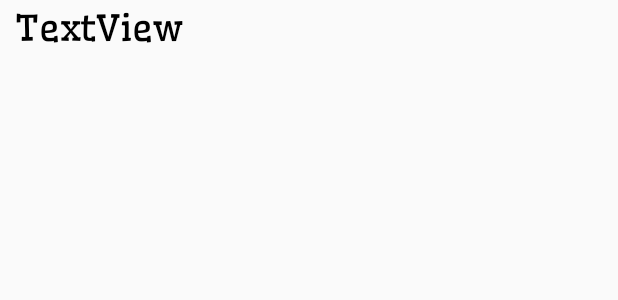
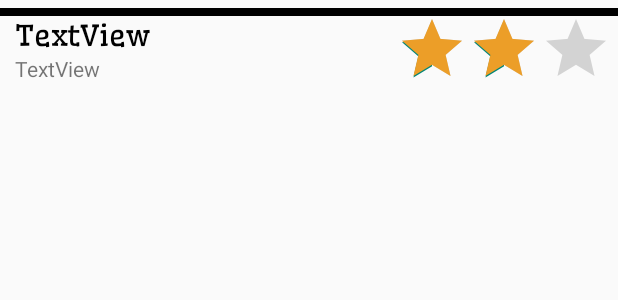
Before and after one commit to ClashStat/stats_for_clash_of_clans, an Android app: the layout fragment_achievement.xml on its own in the app's theme, with its tools: preview values and no code run, on a phone screen of 412 x 824 dp. Shown: the top 300 px of the screen. Run offline under Robolectric (Android 15) with nearby library versions, the phone set to English and light mode, and no system bars; network calls fail; Roboto replaces fonts that are not available here.

Commit message:
achievements almost done

```diff
--- a/app/src/main/java/com/parthapp/statsforclashofclans/Achievements_Adapter.java
+++ b/app/src/main/java/com/parthapp/statsforclashofclans/Achievements_Adapter.java
@@ -5,6 +5,7 @@ import android.util.Log;
 import android.view.LayoutInflater;
 import android.view.View;
 import android.view.ViewGroup;
+import android.widget.RatingBar;
 import android.widget.TextView;
 
 import androidx.annotation.NonNull;
@@ -60,16 +61,20 @@ public class Achievements_Adapter extends RecyclerView.Adapter<Achievements_Adap
 
     //Define a viewholder
     public class ViewHolder extends RecyclerView.ViewHolder{
-        TextView achievement_head;
         TextView achievement_body;
+        TextView tvScore;
+        RatingBar ratingBar;
         public ViewHolder(@NonNull View itemView) {
             super(itemView);
-            achievement_head = itemView.findViewById(R.id.achievement_head);
             achievement_body = itemView.findViewById(R.id.achievement_body);
+            tvScore = itemView.findViewById(R.id.tvScore);
+            ratingBar = itemView.findViewById(R.id.ratingBar);
         }
 
         public void bind(Achievement ach) {
             achievement_body.setText(ach.getName());
+            tvScore.setText(ach.getValue()+"/"+ach.getTarget());
+            ratingBar.setRating(ach.getStars());
         }
     }
 }
--- a/app/src/main/java/com/parthapp/statsforclashofclans/TimelineActivity.java
+++ /dev/null
@@ -1,14 +0,0 @@
-package com.parthapp.statsforclashofclans;
-
-import androidx.appcompat.app.AppCompatActivity;
-
-import android.os.Bundle;
-
-public class TimelineActivity extends AppCompatActivity {
-
-    @Override
-    protected void onCreate(Bundle savedInstanceState) {
-        super.onCreate(savedInstanceState);
-        setContentView(R.layout.activity_timeline);
-    }
-}
--- a/app/src/main/java/com/parthapp/statsforclashofclans/fragments/AchievementFragment.java
+++ b/app/src/main/java/com/parthapp/statsforclashofclans/fragments/AchievementFragment.java
@@ -3,6 +3,7 @@ package com.parthapp.statsforclashofclans.fragments;
 import android.os.Bundle;
 
 import androidx.annotation.NonNull;
+import androidx.appcompat.app.AppCompatActivity;
 import androidx.fragment.app.Fragment;
 import androidx.recyclerview.widget.LinearLayoutManager;
 import androidx.recyclerview.widget.RecyclerView;
@@ -13,6 +14,7 @@ import android.view.View;
 import android.view.ViewGroup;
 import android.widget.ArrayAdapter;
 import android.widget.ListView;
+import android.widget.RatingBar;
 import android.widget.TextView;
 
 import com.google.gson.Gson;
@@ -31,6 +33,14 @@ import java.util.List;
  */
 public class AchievementFragment extends Fragment {
 
+    public class TimelineActivity extends AppCompatActivity {
+        @Override
+        protected void onCreate(Bundle savedInstanceState) {
+            super.onCreate(savedInstanceState);
+            setContentView(R.layout.activity_timeline);
+        }
+    }
+
     // TODO: Rename parameter arguments, choose names that match
     // the fragment initialization parameters, e.g. ARG_ITEM_NUMBER
 
@@ -45,7 +55,6 @@ public class AchievementFragment extends Fragment {
     RecyclerView rvAchievements;
     Achievements_Adapter adapter;
     List <Achievement> ach;
-
 
     public AchievementFragment() {
         // Required empty public constructor
@@ -115,89 +124,3 @@ public class AchievementFragment extends Fragment {
         adapter.addAll(achievements);
     }
 }
-
-
-
-
-
-
-
-
-
-
-
-
-//
-//
-//public class AchievementFragment extends Fragment {
-//
-//    // TODO: Rename parameter arguments, choose names that match
-//    // the fragment initialization parameters, e.g. ARG_ITEM_NUMBER
-//    private TextView achievement_head;
-//    private ListView achievement_body;
-//    private static final String ARG_PARAM1 = "param1";
-//    private static final String ARG_PARAM2 = "param2";
-//    public static final String TAG = "Achievement";
-//    private final Gson gson = new Gson();
-//    // TODO: Rename and change types of parameters
-//    private String mParam1;
-//    private String mParam2;
-//
-//    public AchievementFragment() {
-//        // Required empty public constructor
-//    }
-//
-//    /**
-//     * Use this factory method to create a new instance of
-//     * this fragment using the provided parameters.
-//     *
-//     * @param param1 Parameter 1.
-//     * @param param2 Parameter 2.
-//     * @return A new instance of fragment AchievementFragment.
-//     */
-//    // TODO: Rename and change types and number of parameters
-//    public static AchievementFragment newInstance(String param1, String param2) {
-//        AchievementFragment fragment = new AchievementFragment();
-//        Bundle args = new Bundle();
-//        args.putString(ARG_PARAM1, param1);
-//        args.putString(ARG_PARAM2, param2);
-//        fragment.setArguments(args);
-//        return fragment;
-//    }
-//
-//    @Override
-//    public void onCreate(Bundle savedInstanceState) {
-//        super.onCreate(savedInstanceState);
-//        if (getArguments() != null) {
-//            mParam1 = getArguments().getString(ARG_PARAM1);
-//            mParam2 = getArguments().getString(ARG_PARAM2);
-//        }
-//    }
-//
-//    @Override
-//    public View onCreateView(LayoutInflater inflater, ViewGroup container,
-//                             Bundle savedInstanceState) {
-//        // Inflate the layout for this fragment
-//        return inflater.inflate(R.layout.fragment_achievement, container, false);
-//    }
-//
-//    public void onViewCreated(View view, Bundle savedInstanceState){
-//        super.onViewCreated(view, savedInstanceState);
-//        Bundle bundle = this.getArguments();
-//        String userTag = bundle.getString("resData");
-//        Player player = gson.fromJson(userTag, Player.class);
-//        String playerName = player.getName();
-//
-//        /*
-//        Finding view by ID
-//        */
-//        achievement_head = view.findViewById(R.id.achievement_head);
-//        achievement_body = view.findViewById(R.id.achievement_body);
-//
-//        Log.i(TAG, "Achievement!!!!!!!!!!!!!" + playerName);
-//        List<Achievement> achievements = player.getAchievements();
-//        for(Achievement a: achievements){
-//            Log.i(TAG, a.getName());
-//        }
-//    }
-//}
--- a/app/src/main/res/layout/activity_timeline.xml
+++ b/app/src/main/res/layout/activity_timeline.xml
@@ -6,14 +6,6 @@
     android:layout_height="match_parent"
     android:layout_marginTop="0dp"
     tools:context=".TimelineActivity">
-    <View
-        android:id="@+id/line"
-        android:layout_width="match_parent"
-        android:layout_height="5dp"
-        android:layout_alignParentStart="true"
-        android:layout_alignParentTop="true"
-        android:layout_marginTop="62dp"
-        android:background="@color/black" />
 
     <TextView
         android:id="@+id/achievement_head"
--- a/app/src/main/res/layout/fragment_achievement.xml
+++ b/app/src/main/res/layout/fragment_achievement.xml
@@ -3,20 +3,63 @@
     xmlns:tools="http://schemas.android.com/tools"
     android:layout_width="match_parent"
     android:layout_height="50dp"
+    android:layout_marginTop="5dp"
     tools:context=".fragments.AchievementFragment">
 
     <!-- TODO: Update blank fragment layout -->
 
     <TextView
         android:id="@+id/achievement_body"
-        android:layout_width="match_parent"
-        android:layout_height="match_parent"
+        android:layout_width="249dp"
+        android:layout_height="wrap_content"
         android:layout_below="@+id/achievement_head"
+        android:layout_alignParentStart="true"
+        android:layout_alignParentTop="true"
+        android:layout_marginStart="10dp"
         android:layout_marginLeft="10dp"
-        android:layout_marginTop="3dp"
+        android:layout_marginTop="6dp"
+        android:layout_marginEnd="3dp"
+        android:layout_toStartOf="@+id/ratingBar"
         android:fontFamily="@font/wellflett"
         android:text="TextView"
         android:textColor="#000000"
-        android:textSize="24sp" />
+        android:textSize="19sp" />
+
+    <View
+        android:id="@+id/line"
+        android:layout_width="wrap_content"
+        android:layout_height="5dp"
+        android:layout_alignParentStart="true"
+        android:layout_alignParentTop="true"
+        android:background="@color/black"
+        android:visibility="visible"
+        tools:visibility="visible" />
+
+    <RatingBar
+        android:id="@+id/ratingBar"
+        style="@style/Widget.AppCompat.RatingBar"
+        android:layout_width="142dp"
+        android:layout_height="50dp"
+        android:layout_alignParentTop="true"
+        android:layout_alignParentEnd="true"
+        android:layout_marginTop="3dp"
+        android:layout_marginEnd="6dp"
+        android:numStars="3"
+        android:progressTint="#EC9E28"
+        android:rating="2" />
+
+    <TextView
+        android:id="@+id/tvScore"
+        android:layout_width="wrap_content"
+        android:layout_height="23dp"
+        android:layout_below="@+id/achievement_body"
+        android:layout_alignParentStart="true"
+        android:layout_alignParentBottom="true"
+        android:layout_marginStart="10dp"
+        android:layout_marginTop="0dp"
+        android:layout_marginEnd="3dp"
+        android:layout_marginBottom="0dp"
+        android:layout_toStartOf="@+id/ratingBar"
+        android:text="TextView" />
 
 </RelativeLayout>
```
